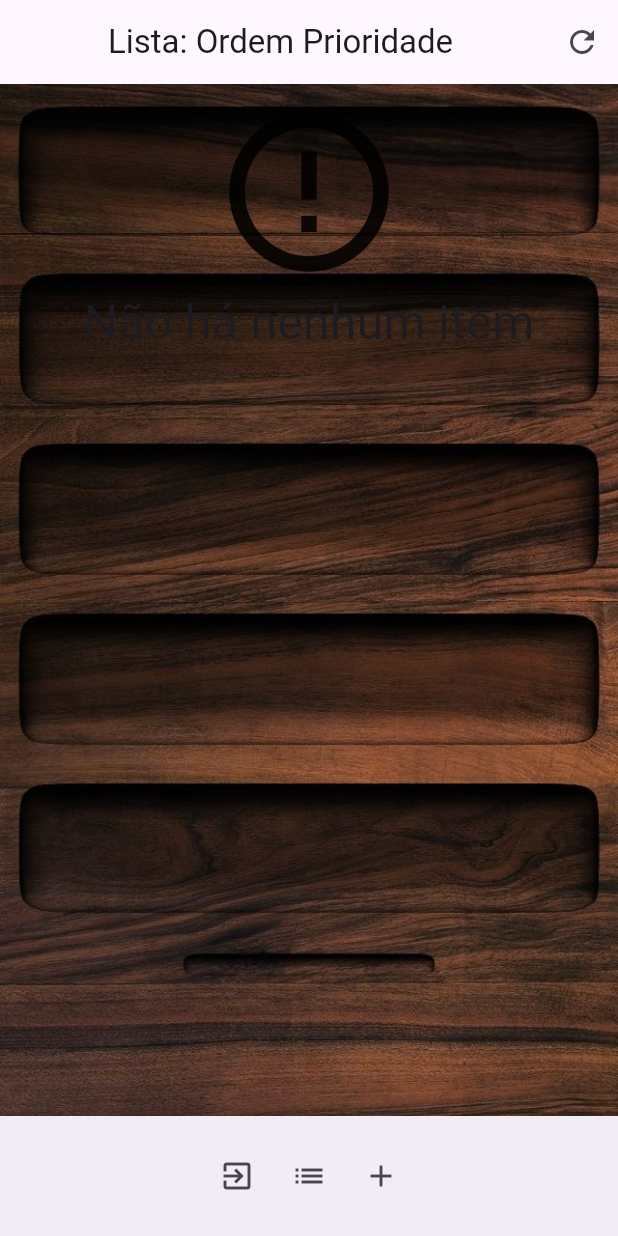
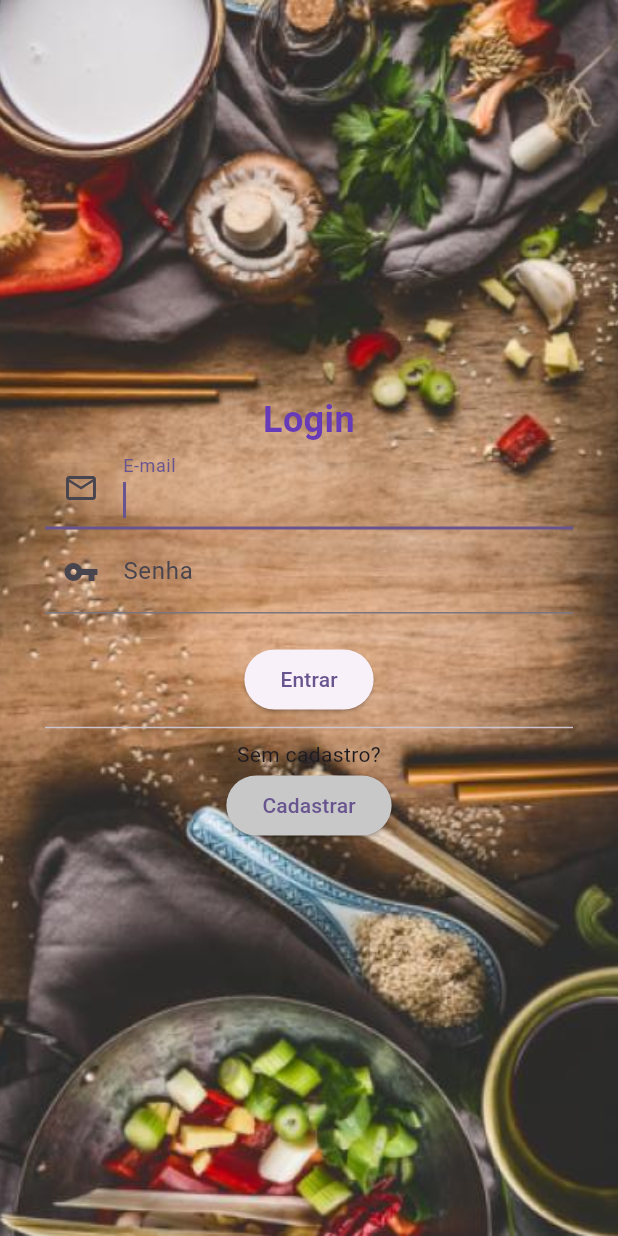
Before and after one commit to guilhermebatistaa/tcc_liberato_app_mylistock, a Flutter app: the screen it shows after launch, on a phone screen of 412 x 824 dp. Run offline on Flutter 3.47's test engine with Material 3 defaults, Android fonts, the phone set to English and light mode, and no system bars; our stand-ins replace shared_preferences, sqflite; accounts and stored records are empty.

Commit message:
Colocando o login no banco

```diff
--- /dev/null
+++ b/lib/Models/Login.dart
@@ -0,0 +1,26 @@
+class Login {
+  String? name;
+  String? mail;
+  String? password;
+
+  Login({this.name, this.mail, this.password});
+
+  Login.fromJson(Map<String, dynamic> json) {
+    name = json['name'];
+    mail = json['mail'];
+    password = json['password'];
+  }
+
+  Map<String, dynamic> toJson() {
+    final Map<String, dynamic> data = new Map<String, dynamic>();
+    data['name'] = name;
+    data['mail'] = mail;
+    data['password'] = password;
+    return data;
+  }
+
+  String toString() {
+    return "Name: " + name! + " Mail: " + mail! + " Password: " + password!;
+  }
+
+}
--- a/lib/main.dart
+++ b/lib/main.dart
@@ -1,6 +1,7 @@
 import 'package:flutter/material.dart';
 import 'package:my_app/data/item_inherited.dart';
 import 'package:my_app/screens/initial_screen.dart';
+import 'package:my_app/screens/login_screen.dart';
 
 void main() {
   runApp(const MyApp());
@@ -16,9 +17,11 @@ class MyApp extends StatelessWidget {
       theme: ThemeData(
         colorScheme: ColorScheme.fromSeed(seedColor: Colors.deepPurple),
       ),
-      home: ItemInherited(
-        child: const InitialScreen(),
-      ),
+      home: LoginScreen(),
+
+      // home: ItemInherited(
+      //   child: const InitialScreen(),
+      // ),
     );
   }
 }
--- a/lib/screens/initial_screen.dart
+++ b/lib/screens/initial_screen.dart
@@ -109,7 +109,9 @@ class _InitialScreenState extends State<InitialScreen> {
           children: [
             IconButton(
               icon: Icon(Icons.exit_to_app),
-              onPressed: () {},
+              onPressed: () {
+                Navigator.of(context).pop();
+              },
             ),
             IconButton(
               icon: Icon(Icons.list),
--- /dev/null
+++ b/lib/screens/login_screen.dart
@@ -0,0 +1,148 @@
+import 'dart:convert';
+
+import 'package:flutter/material.dart';
+import 'package:my_app/Models/Login.dart';
+import 'package:my_app/screens/initial_screen.dart';
+import 'package:my_app/screens/signup_screen.dart';
+import 'package:shared_preferences/shared_preferences.dart';
+
+class LoginScreen extends StatefulWidget {
+  const LoginScreen({super.key});
+
+  @override
+  State<LoginScreen> createState() => _LoginScreenState();
+}
+
+class _LoginScreenState extends State<LoginScreen> {
+  TextEditingController _mailImputController = TextEditingController();
+  TextEditingController _passwordImputController = TextEditingController();
+
+  bool showPassword = false;
+
+  @override
+  Widget build(BuildContext context) {
+    return Scaffold(
+      body: Center(
+        child: Container(
+          decoration: BoxDecoration(
+              gradient: LinearGradient(
+                  begin: Alignment.topRight,
+                  end: Alignment.bottomLeft,
+                  colors: [Colors.blue, Colors.red])),
+          child: Container(
+            padding: EdgeInsets.symmetric(horizontal: 30),
+            decoration: BoxDecoration(
+              image: DecorationImage(
+                image: AssetImage('assets/images/comida.jpg'),
+                fit: BoxFit.cover,
+              ),
+            ),
+            child: Column(
+              mainAxisAlignment: MainAxisAlignment.center,
+              crossAxisAlignment: CrossAxisAlignment.stretch,
+              children: [
+                Text(
+                  'Login',
+                  textAlign: TextAlign.center,
+                  style: TextStyle(
+                    fontSize: 24.0,
+                    fontWeight: FontWeight.bold,
+                    color: Colors.deepPurple, // Cor roxa
+                  ),
+                ),
+                Form(
+                  child: Column(
+                    children: [
+                      TextFormField(
+                        controller: _mailImputController,
+                        autofocus: true,
+                        decoration: InputDecoration(
+                            labelText: "E-mail",
+                            prefixIcon: Icon(Icons.mail_outline)),
+                      ),
+                      TextFormField(
+                        controller: _passwordImputController,
+                        autofocus: true,
+                        decoration: InputDecoration(
+                            labelText: "Senha",
+                            prefixIcon: Icon(Icons.vpn_key)),
+                      )
+                    ],
+                  ),
+                ),
+                Padding(padding: EdgeInsets.all(10)),
+                Container(
+                  alignment: Alignment.center,
+                  child: ElevatedButton(
+                    onPressed: () async {
+                      _doLogin();
+
+                      //validar no banco
+
+                      //if (validado banco) {}
+
+                      Navigator.push(
+                        context,
+                        MaterialPageRoute(
+                          builder: (contextNew) => InitialScreen(),
+                        ),
+                      );
+                    },
+                    child: Text(
+                      'Entrar',
+                    ),
+                  ),
+                ),
+                Divider(),
+                Text(
+                  'Sem cadastro?',
+                  textAlign: TextAlign.center,
+                ),
+                Container(
+                  alignment: Alignment.center,
+                  child: ElevatedButton(
+                    onPressed: () async {
+                      Navigator.push(
+                        context,
+                        MaterialPageRoute(
+                          builder: (contextNew) => SignUpScreen(),
+                        ),
+                      );
+                    },
+                    child: Text(
+                      'Cadastrar',
+                    ),
+                    style: ButtonStyle(
+                      backgroundColor: MaterialStateProperty.all<Color>(
+                        Color.fromARGB(255, 200, 200, 200),
+                      ),
+                    ),
+                  ),
+                ),
+              ],
+            ),
+          ),
+        ),
+      ),
+    );
+  }
+
+  void _doLogin() async {
+    String mailForm = this._mailImputController.text;
+    String passwordForm = this._passwordImputController.text;
+
+    Login loginUser = await _getSavedLogin();
+    print(loginUser);
+  }
+
+  Future<Login> _getSavedLogin() async {
+    SharedPreferences prefs = await SharedPreferences.getInstance();
+    String? jsonLogin = prefs.getString("LOGGIN_USER_INFOS");
+
+    Map<String, dynamic> mapLogin = json.decode(jsonLogin!);
+
+    Login login = Login.fromJson(mapLogin);
+
+    return login;
+  }
+}
--- a/pubspec.yaml
+++ b/pubspec.yaml
@@ -37,6 +37,7 @@ dependencies:
   # Use with the CupertinoIcons class for iOS style icons.
   cupertino_icons: ^1.0.2
   sqflite: ^2.0.3+1
+  shared_preferences: ^2.2.2
 
 dev_dependencies:
   flutter_test:
```
Also changed, not shown: lib/screens/signup_screen.dart (added, +133 -0 lines), assets/images/comida.jpg (added), pubspec.lock.
